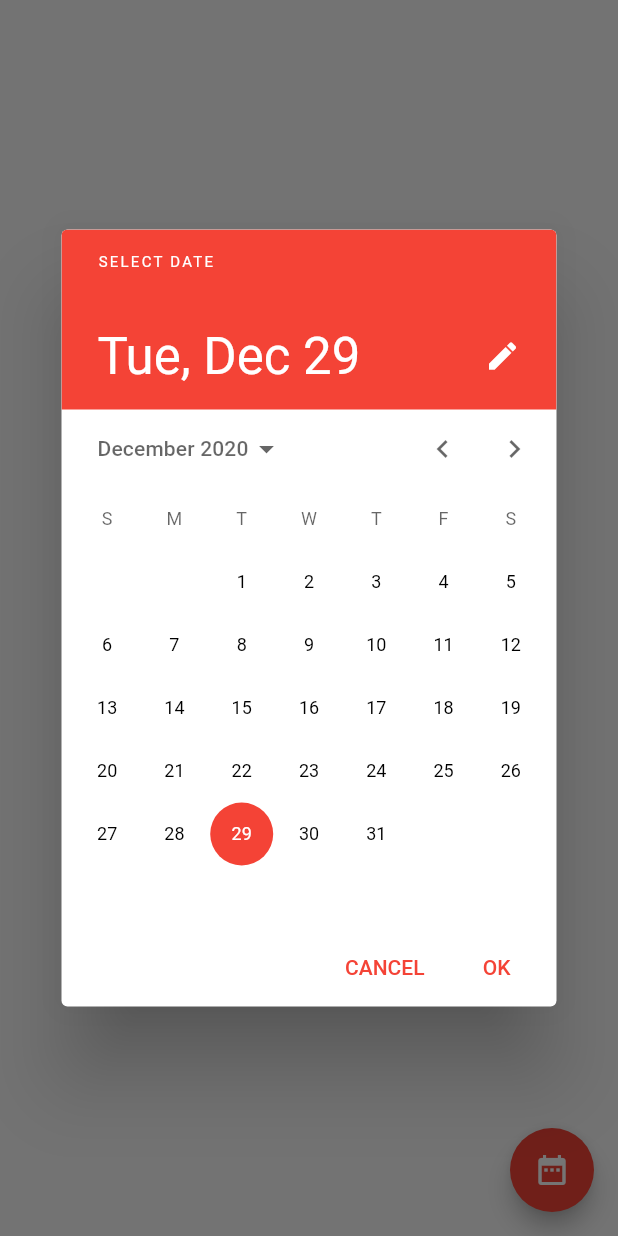
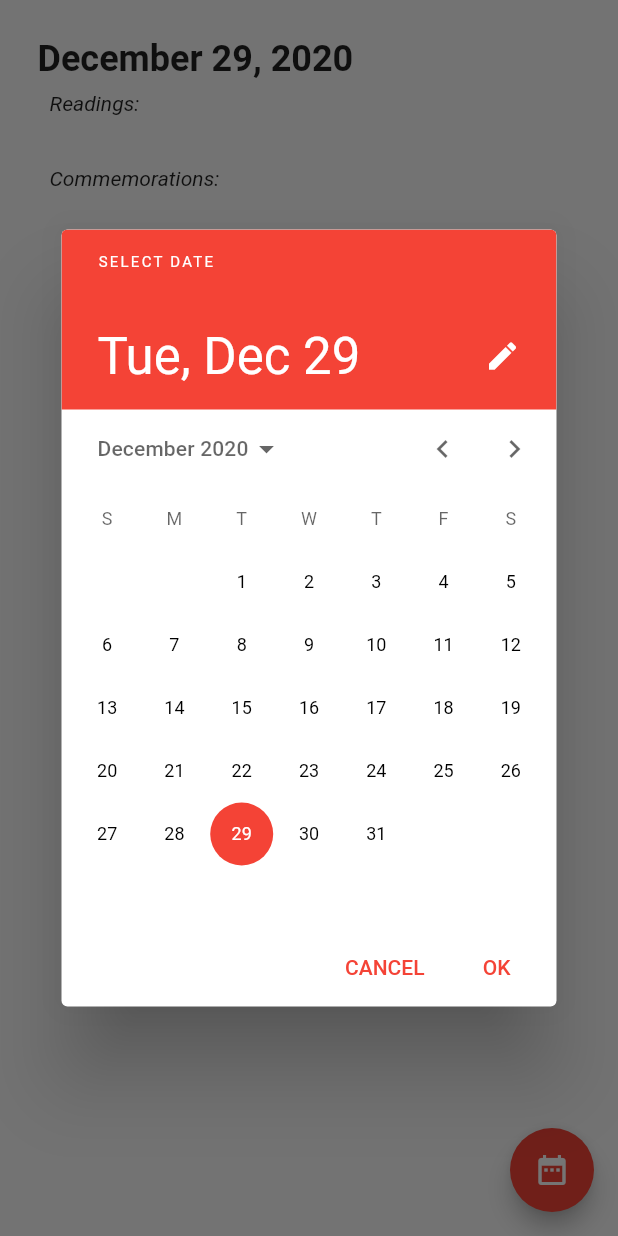
Before and after one commit to cmbryan/antioch_orthodox_uk, a Flutter app: the screen it shows after launch, after a tap on the "date range" icon, on a phone screen of 412 x 824 dp. Run offline on Flutter 3.47's test engine with Material 2 defaults, Android fonts, the phone set to English and light mode, and no system bars; drawn by our look-alikes of flutter_html; our stand-ins replace sqflite; accounts and stored records are empty.

Commit message:
New homepage with clickable navigation to other pages

```diff
--- a/lib/main.dart
+++ b/lib/main.dart
@@ -1,5 +1,6 @@
 import 'package:flutter/material.dart';
 import 'package:flutter_html/flutter_html.dart';
+import 'package:intl/intl.dart';
 
 import 'Readings.dart';
 import 'dbhelper.dart';
@@ -83,6 +84,13 @@ class _MyAppPagesState extends State<MyAppPages> {
     }
   }
 
+  String getTitles() {
+    if (readings != null) {
+      return readings.formatTitles();
+    }
+    return "";
+  }
+
   String getReadings() {
     if (readings != null) {
       return readings.formatReadings();
@@ -102,6 +110,7 @@ class _MyAppPagesState extends State<MyAppPages> {
     return PageView(
       controller: _controller,
       children: [
+        MainPage(this),
         ReadingsPage(this),
         SaintsPage(this),
       ],
@@ -112,6 +121,66 @@ class _MyAppPagesState extends State<MyAppPages> {
   void dispose() {
     _controller.dispose();
     super.dispose();
+  }
+
+  void goToReadingsPage() {
+    _controller.animateToPage(
+      1,
+      duration: const Duration(milliseconds: 400),
+      curve: Curves.easeInOut,
+    );
+  }
+
+  void goToSaintsPage() {
+    _controller.animateToPage(
+      2,
+      duration: const Duration(milliseconds: 400),
+      curve: Curves.easeInOut,
+    );
+  }
+}
+
+class MainPage extends StatelessWidget {
+  final _MyAppPagesState state;
+  final format = DateFormat.yMMMMd('en_US');
+
+  MainPage(this.state);
+
+  @override
+  Widget build(BuildContext context) {
+    return Scaffold(
+      body: Padding(
+        padding: EdgeInsets.all(25.0),
+        child: ListView(
+          children: [
+            Text(
+              format.format(state.selectedDate),
+              style: TextStyle(
+                fontSize: 24,
+                fontWeight: FontWeight.bold,
+              ),
+            ),
+            GestureDetector(
+              onTap: state.goToReadingsPage,
+              child: Html(
+                data: '<i>Readings:</i><br/>' + state.getTitles(),
+              ),
+            ),
+            GestureDetector(
+              onTap: state.goToSaintsPage,
+              child: Html(
+                data: '<i>Commemorations:</i><br/>' + state.getSaints(),
+              ),
+            ),
+          ],
+        ),
+      ),
+      floatingActionButton: FloatingActionButton(
+        onPressed: state.chooseReadings,
+        tooltip: 'Choose date',
+        child: Icon(Icons.date_range),
+      ),
+    );
   }
 }
 
@@ -135,11 +204,6 @@ class ReadingsPage extends StatelessWidget {
             ],
           ),
         ),
-      ),
-      floatingActionButton: FloatingActionButton(
-        onPressed: state.chooseReadings,
-        tooltip: 'Choose date',
-        child: Icon(Icons.date_range),
       ),
     );
   }
@@ -166,11 +230,6 @@ class SaintsPage extends StatelessWidget {
           ),
         ),
       ),
-      floatingActionButton: FloatingActionButton(
-        onPressed: state.chooseReadings,
-        tooltip: 'Choose date',
-        child: Icon(Icons.date_range),
-      ),
     );
   }
 }
```
Also changed, not shown: lib/Readings.dart (+16 -0 lines).
